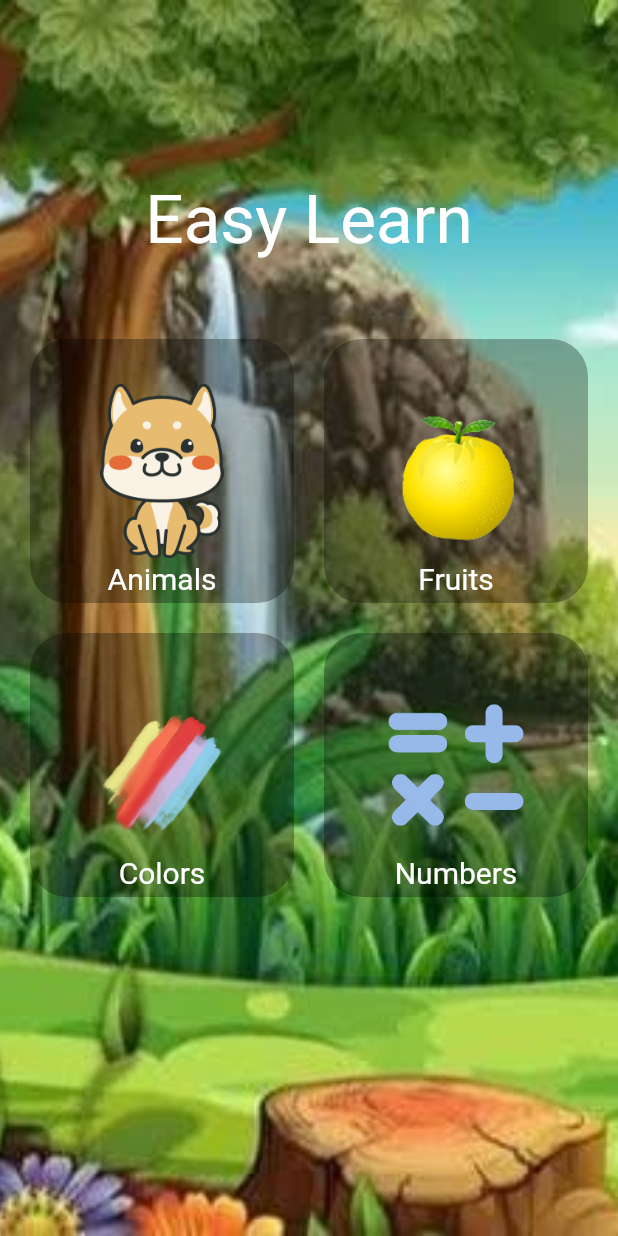
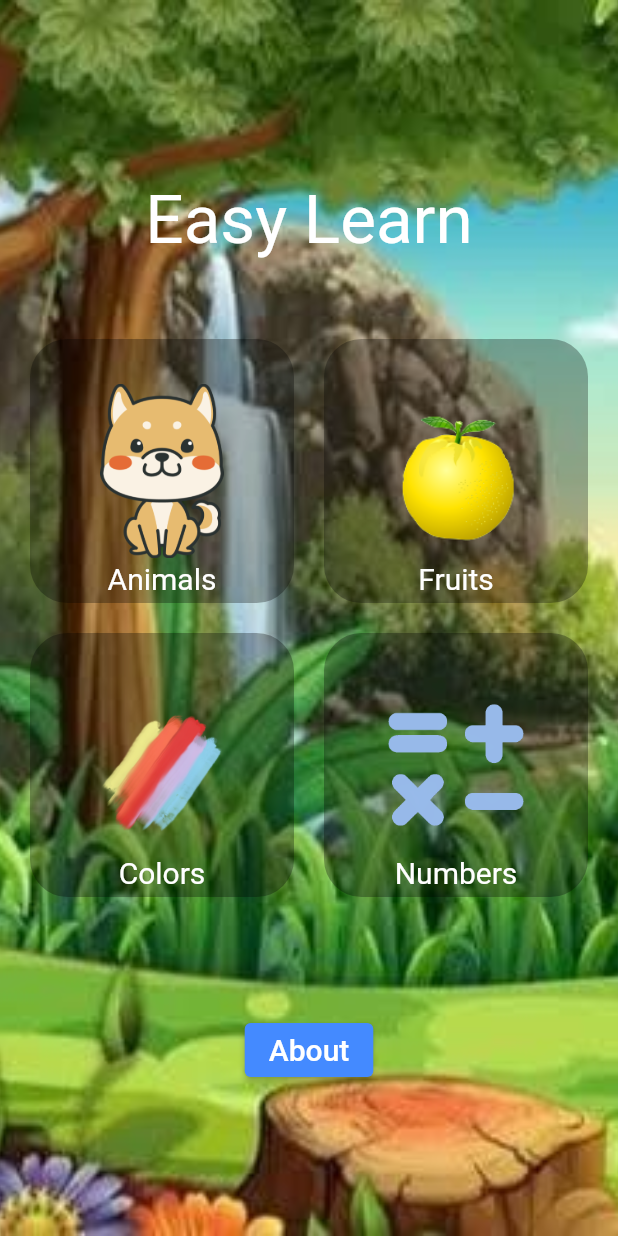
Before and after one commit to Easy-Learn/App, a Flutter app: the screen it shows after launch, on a phone screen of 412 x 824 dp. Run offline on Flutter 3.47's test engine with Material 2 defaults, Android fonts, the phone set to English and light mode, and no system bars; our stand-ins replace page_transition.

Commit message:
Added about button to list contents screen

```diff
--- a/lib/view/screens/list_contents.dart
+++ b/lib/view/screens/list_contents.dart
@@ -1,6 +1,8 @@
+import 'package:page_transition/page_transition.dart';
 import 'package:flutter/material.dart';
 
 import 'package:easy_learn/view/widgets/list_contents_box.dart';
+import 'package:easy_learn/view/screens/about.dart';
 
 class ListContents extends StatelessWidget {
   ListContents({Key? key}) : super(key: key);
@@ -65,6 +67,24 @@ class ListContents extends StatelessWidget {
                     },
                   ),
                 ),
+                Container(
+                  margin: const EdgeInsets.only(bottom: 100.0),
+                  child: SizedBox.expand(
+                    child: Column(
+                      mainAxisAlignment: MainAxisAlignment.end,
+                      crossAxisAlignment: CrossAxisAlignment.center,
+                      children: [
+                        ElevatedButton(
+                          onPressed: (){
+                            Navigator.push(context, PageTransition(type: PageTransitionType.bottomToTop, child: const About()));
+                          },
+                          child: const Text("About", style: TextStyle(color: Colors.white, fontSize: 20.0),),
+                          style: ButtonStyle(backgroundColor: MaterialStateProperty.all(Colors.blueAccent)),
+                        ),
+                      ],
+                    ),
+                  ),
+                )
               ]
             ),
         )
```
